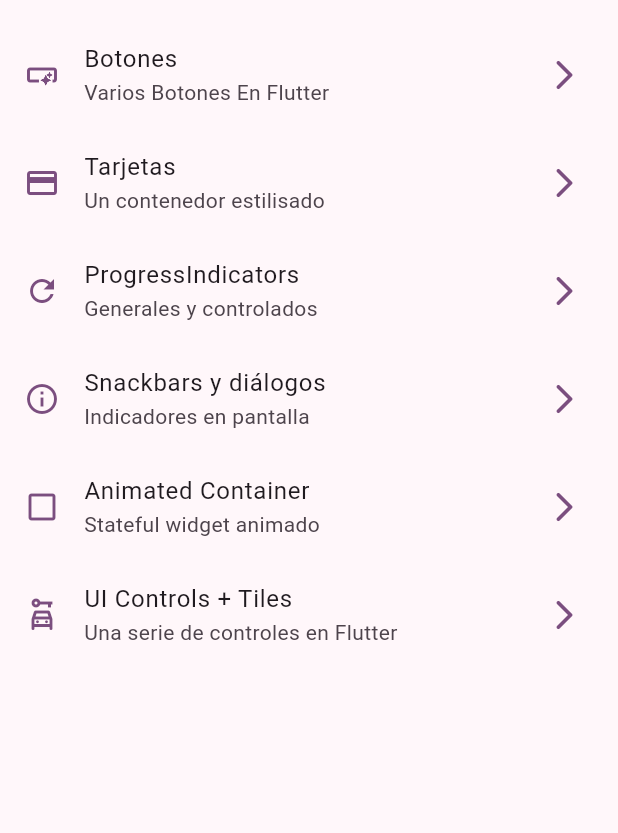
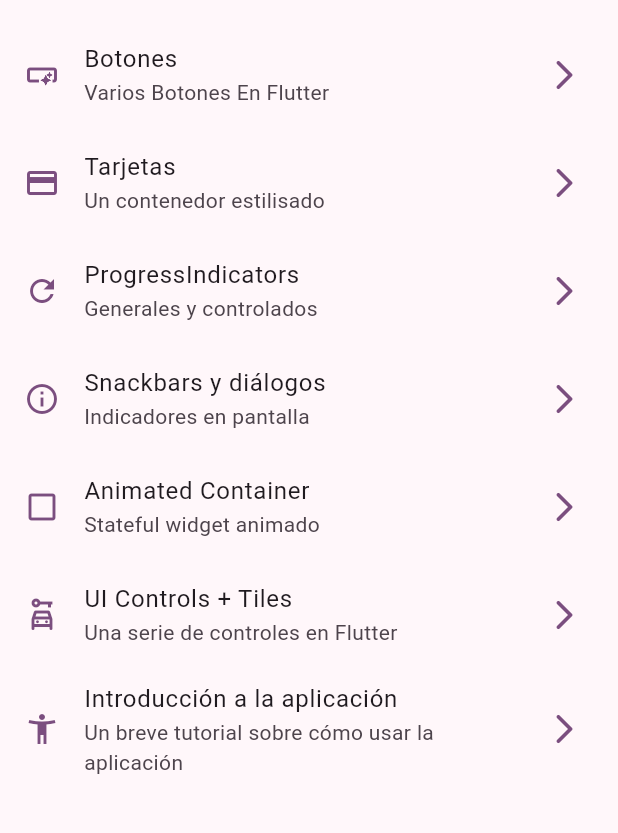
Before and after one commit to AleXx815/widgets_app, a Flutter app: the screen it shows after launch, on a phone screen of 412 x 824 dp, the part 63-896 px from its top. Run offline on Flutter 3.47's test engine with Material 2 defaults, Android fonts, the phone set to English and light mode, and no system bars; our stand-ins replace go_router.

Commit message:
tutorial screen added

```diff
--- a/lib/config/menu/menu_items.dart
+++ b/lib/config/menu/menu_items.dart
@@ -51,4 +51,10 @@ const appMenuItems = <MenuItem>[
     link: "/ui-controls",
     icon: Icons.car_rental_outlined,
   ),
+  MenuItem(
+    title: "Introducción a la aplicación",
+    subTitle: "Un breve tutorial sobre cómo usar la aplicación",
+    link: "/tutorial",
+    icon: Icons.accessibility_new_outlined,
+  ),
 ];
--- a/lib/config/router/app_router.dart
+++ b/lib/config/router/app_router.dart
@@ -39,5 +39,10 @@ final appRouter = GoRouter(
       name: UiControlsScreen.name,
       builder: (context, state) => const UiControlsScreen(),
     ),
+    GoRoute(
+      path: "/tutorial",
+      name: AppTutorialScreen.name,
+      builder: (context, state) => const AppTutorialScreen(),
+    ),
   ],
 );
```
